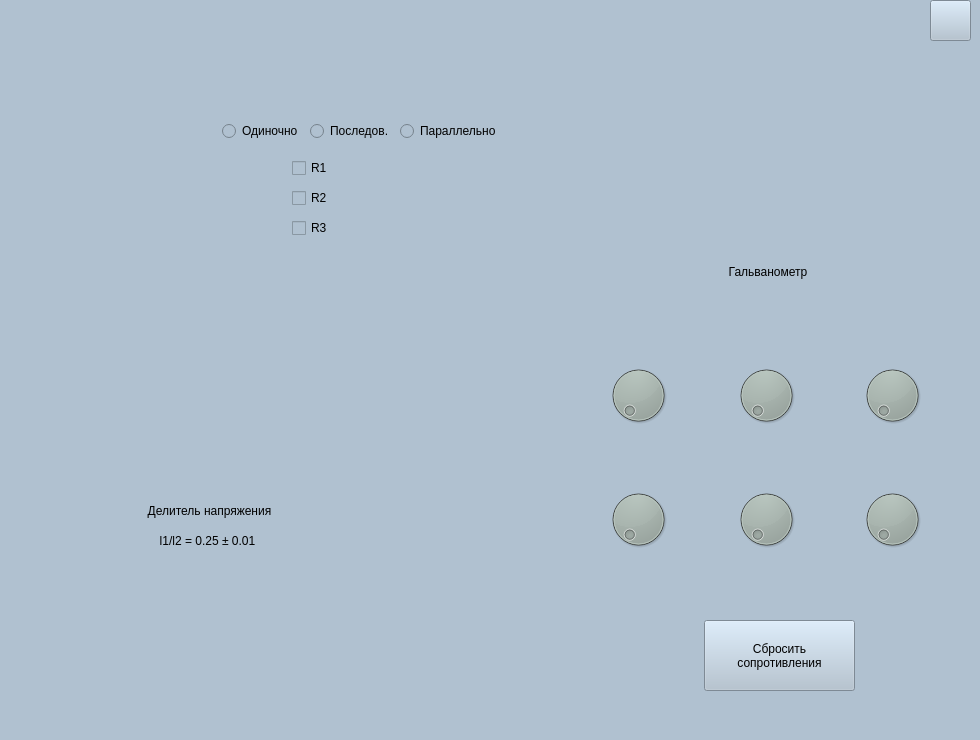
Qt form forms_ui/laba11.ui (doktorfish0078/SimulationOfLaboratoryWork) before a commit.
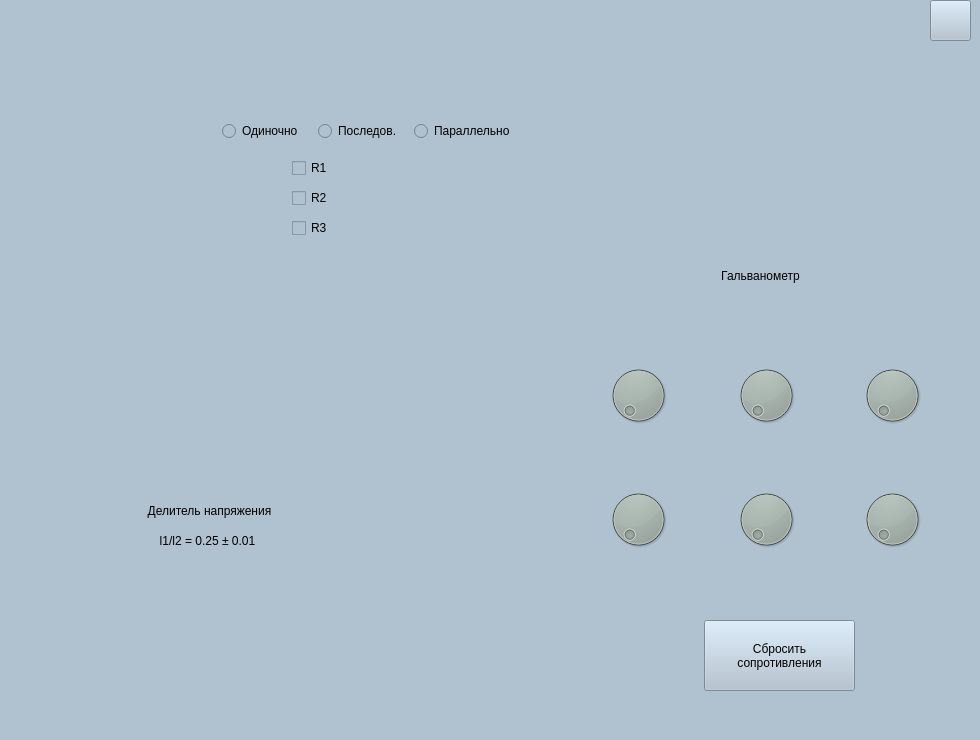
The same form after that commit. Icons and pictures are not drawn.

```diff
--- a/forms_ui/laba11.ui
+++ b/forms_ui/laba11.ui
@@ -32,9 +32,9 @@
    <widget class="QLabel" name="label_8">
     <property name="geometry">
      <rect>
-      <x>718</x>
-      <y>256</y>
-      <width>100</width>
+      <x>670</x>
+      <y>260</y>
+      <width>181</width>
       <height>31</height>
      </rect>
     </property>
@@ -288,7 +288,7 @@
      <rect>
       <x>222</x>
       <y>114</y>
-      <width>279</width>
+      <width>293</width>
       <height>34</height>
      </rect>
     </property>
```
Left out of the diff: 2 changed lines with no effect on the pictures.
